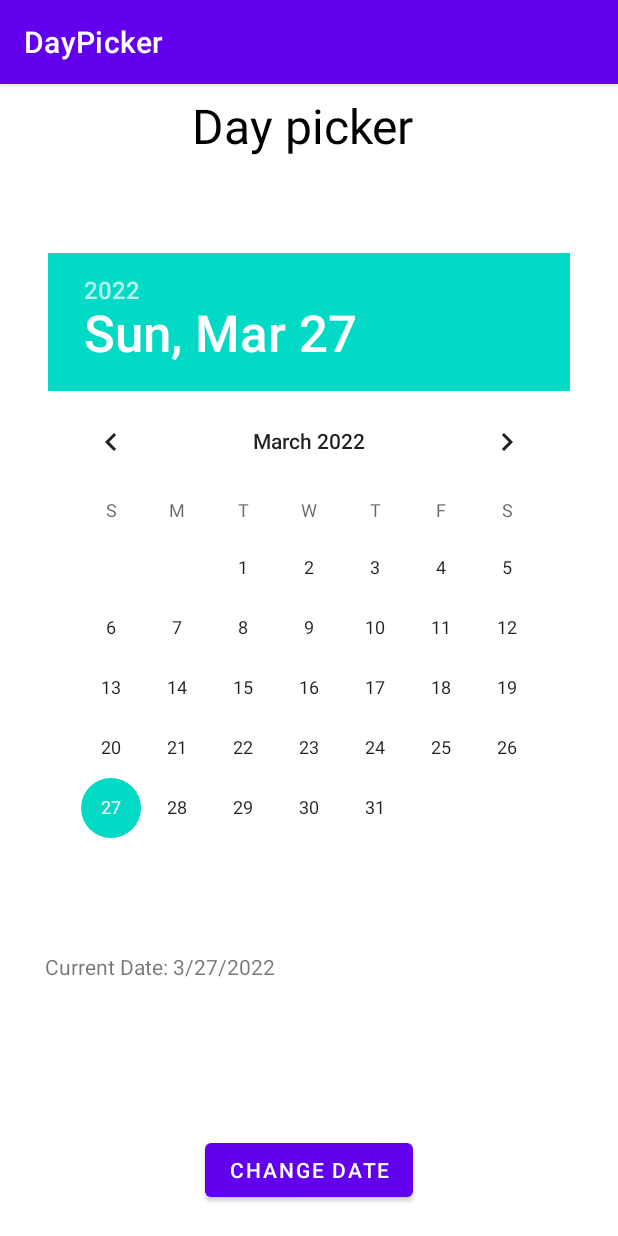
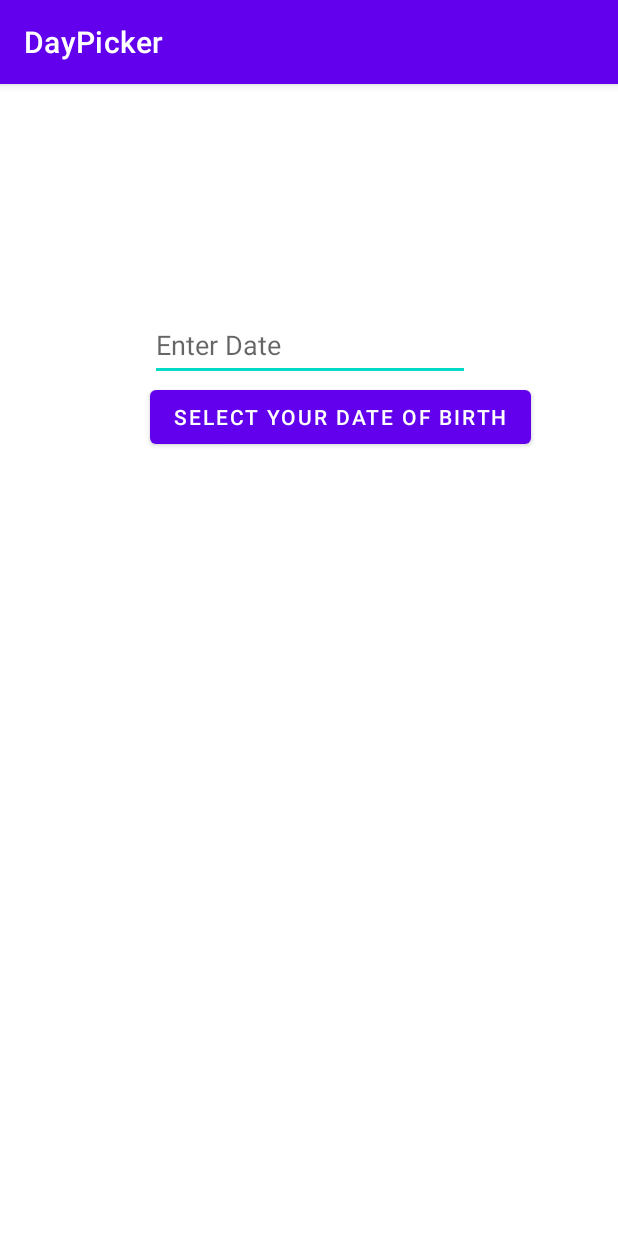
Before and after one commit to Aakash67/Huawei_Assignments, an Android app: the screen it shows after launch (MainActivity), on a phone screen of 412 x 824 dp. Run offline under Robolectric (Android 15) with nearby library versions, the phone set to English and light mode, and no system bars.

Commit message:
initial committing

```diff
--- a/week 3/DayPicker/app/src/main/java/com/example/daypicker/MainActivity.java
+++ b/week 3/DayPicker/app/src/main/java/com/example/daypicker/MainActivity.java
@@ -1,44 +1,55 @@
 package com.example.daypicker;
 
 
+import android.app.DatePickerDialog;
 import android.os.Bundle;
+import android.text.InputType;
 import android.view.View;
 import android.widget.Button;
 import android.widget.DatePicker;
+import android.widget.EditText;
 import android.widget.TextView;
 
 import androidx.appcompat.app.AppCompatActivity;
 
+import java.util.Calendar;
+
 public class MainActivity extends AppCompatActivity {
-    DatePicker picker;
-    Button displayDate;
-    TextView textview1;
+    DatePickerDialog picker;
+    EditText eText;
+    Button btnGet;
+    TextView tvw;
     @Override
     protected void onCreate(Bundle savedInstanceState) {
         super.onCreate(savedInstanceState);
         setContentView(R.layout.activity_main);
-
-        textview1=(TextView)findViewById(R.id.textView1);
-        picker=(DatePicker)findViewById(R.id.datePicker);
-        displayDate=(Button)findViewById(R.id.button1);
-
-        textview1.setText("Current Date: "+getCurrentDate());
-
-        displayDate.setOnClickListener(new View.OnClickListener(){
+        tvw=(TextView)findViewById(R.id.textView1);
+        eText=(EditText) findViewById(R.id.editText1);
+        eText.setInputType(InputType.TYPE_NULL);
+        eText.setOnClickListener(new View.OnClickListener() {
             @Override
-            public void onClick(View view) {
-
-                textview1.setText("Change Date: "+getCurrentDate());
+            public void onClick(View v) {
+                final Calendar cldr = Calendar.getInstance();
+                int day = cldr.get(Calendar.DAY_OF_MONTH);
+                int month = cldr.get(Calendar.MONTH);
+                int year = cldr.get(Calendar.YEAR);
+                // date picker dialog
+                picker = new DatePickerDialog(MainActivity.this,
+                        new DatePickerDialog.OnDateSetListener() {
+                            @Override
+                            public void onDateSet(DatePicker view, int year, int monthOfYear, int dayOfMonth) {
+                                eText.setText(dayOfMonth + "/" + (monthOfYear + 1) + "/" + year);
+                            }
+                        }, year, month, day);
+                picker.show();
             }
-
         });
-
-    }
-    public String getCurrentDate(){
-        StringBuilder builder=new StringBuilder();;
-        builder.append((picker.getMonth() + 1)+"/");//month is 0 based
-        builder.append(picker.getDayOfMonth()+"/");
-        builder.append(picker.getYear());
-        return builder.toString();
+        btnGet=(Button)findViewById(R.id.button1);
+        btnGet.setOnClickListener(new View.OnClickListener() {
+            @Override
+            public void onClick(View v) {
+                tvw.setText("Selected Date: "+ eText.getText());
+            }
+        });
     }
 }
--- a/week 3/DayPicker/app/src/main/res/layout/activity_main.xml
+++ b/week 3/DayPicker/app/src/main/res/layout/activity_main.xml
@@ -1,47 +1,30 @@
 <?xml version="1.0" encoding="utf-8"?>
 <RelativeLayout xmlns:android="http://schemas.android.com/apk/res/android"
-    xmlns:app="http://schemas.android.com/apk/res-auto"
-    xmlns:tools="http://schemas.android.com/tools"
-    android:layout_width="match_parent"
-    android:layout_height="match_parent"
-    >
+    android:layout_width="match_parent" android:layout_height="match_parent">
 
-    <TextView
-        android:id="@+id/textView"
+    <EditText
+        android:id="@+id/editText1"
         android:layout_width="wrap_content"
         android:layout_height="wrap_content"
-        android:text="Day picker "
-        android:layout_centerHorizontal="true"
-        android:textSize="32sp"
-        android:textColor="@android:color/black"
-        android:padding="1mm"/>
+        android:layout_marginLeft="100dp"
+        android:layout_marginTop="150dp"
+        android:ems="10"
+        android:hint="Enter Date"
+        android:minHeight="48dp" />
+    <Button
+        android:id="@+id/button1"
+        android:layout_width="wrap_content"
+        android:layout_height="wrap_content"
+        android:layout_below="@+id/editText1"
+        android:layout_marginLeft="100dp"
+        android:text="Select your Date of Birth" />
     <TextView
         android:id="@+id/textView1"
         android:layout_width="wrap_content"
         android:layout_height="wrap_content"
-        android:layout_above="@+id/button1"
-        android:layout_alignParentLeft="true"
-        android:layout_alignParentStart="true"
-        android:layout_marginBottom="102dp"
-        android:layout_marginLeft="30dp"
-        android:layout_marginStart="30dp"
-        android:text="" />
-
-    <Button
-        android:id="@+id/button1"
-        android:layout_width="wrap_content"
-        android:layout_height="wrap_content"
-        android:layout_alignParentBottom="true"
-        android:layout_centerHorizontal="true"
-        android:layout_marginBottom="20dp"
-        android:text="Change Date" />
-
-    <DatePicker
-        android:id="@+id/datePicker"
-        android:layout_width="wrap_content"
-        android:layout_height="wrap_content"
-        android:layout_above="@+id/textView1"
-        android:layout_centerHorizontal="true"
-        android:layout_marginBottom="36dp" />
-
+        android:layout_below="@+id/button1"
+        android:layout_marginLeft="100dp"
+        android:layout_marginTop="10dp"
+        android:textStyle="bold"
+        android:textSize="18dp"/>
 </RelativeLayout>
```
